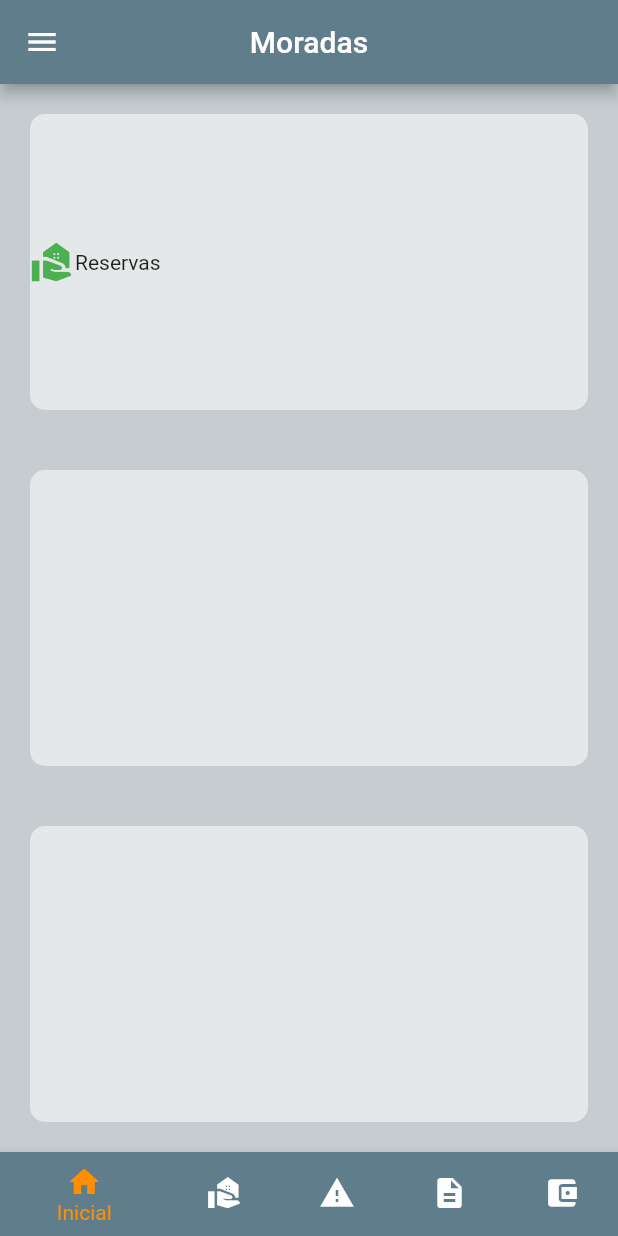
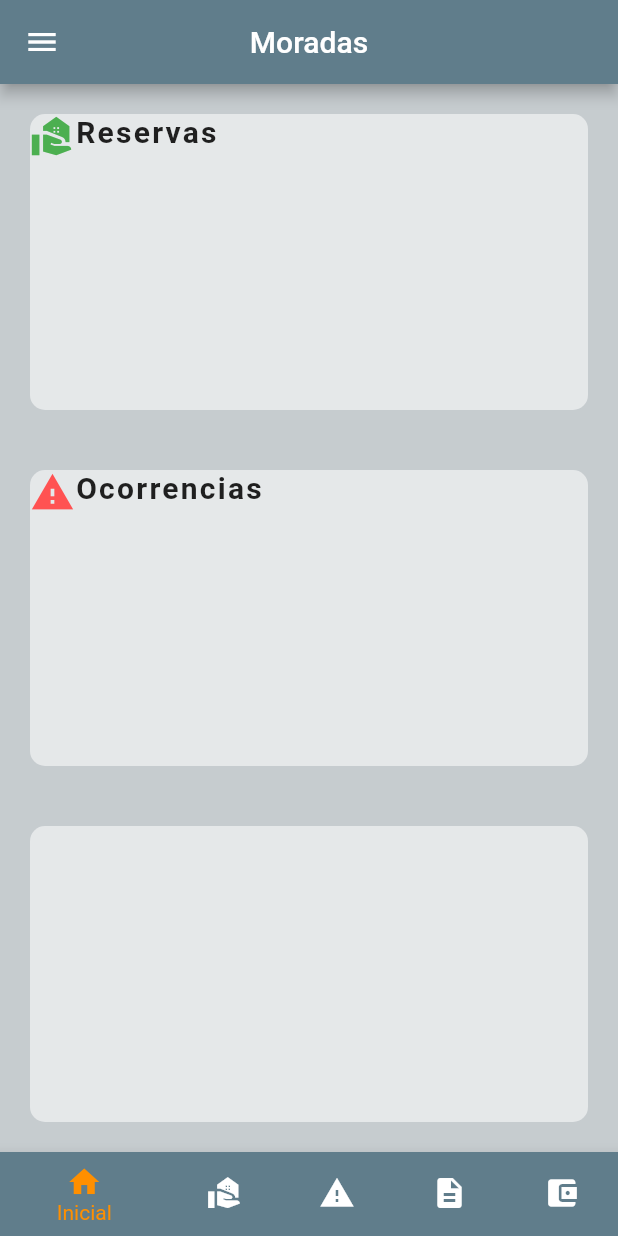
Before and after one commit to GuiLisboa/moradas_flutter, a Flutter app: the screen it shows after launch, after a tap on "Fazer Login", on a phone screen of 412 x 824 dp. Run offline on Flutter 3.47's test engine with Material 2 defaults, Android fonts, the phone set to English and light mode, and no system bars.

Commit message:
Update body.dart

```diff
--- a/lib/homepage/body.dart
+++ b/lib/homepage/body.dart
@@ -3,19 +3,26 @@ import 'package:flutter/material.dart';
 class Body extends StatelessWidget {
   const Body({super.key});
 
-  desenharColunaNoCartao(IconData iconeDaEsquerda) {
+  desenharColunaNoCartao(
+      IconData iconeDaEsquerda, String titulo, Color corDoIcone) {
     return Column(
       children: [
         Expanded(
           child: Row(
             mainAxisAlignment: MainAxisAlignment.start,
+            crossAxisAlignment: CrossAxisAlignment.start,
             children: [
               Icon(
                 iconeDaEsquerda,
+                color: corDoIcone,
                 size: 30,
-                color: Colors.green,
               ),
-              Text("Reservas"),
+              Text(titulo,
+                  style: TextStyle(
+                    fontSize: 20,
+                    fontWeight: FontWeight.bold,
+                    letterSpacing: 1.5,
+                  )),
             ],
           ),
         ),
@@ -32,13 +39,20 @@ class Body extends StatelessWidget {
           children: [
             Expanded(
                 child: CartaoPadrao(
-              cartaoFilho: desenharColunaNoCartao(Icons.real_estate_agent),
+              cartaoFilho: desenharColunaNoCartao(
+                  Icons.real_estate_agent, 'Reservas', Colors.green),
             ))
           ],
         )),
         Expanded(
             child: Row(
-          children: [Expanded(child: CartaoPadrao())],
+          children: [
+            Expanded(
+                child: CartaoPadrao(
+              cartaoFilho: desenharColunaNoCartao(
+                  Icons.report_problem, 'Ocorrencias', Colors.redAccent),
+            ))
+          ],
         )),
         Expanded(
             child: Row(
```
